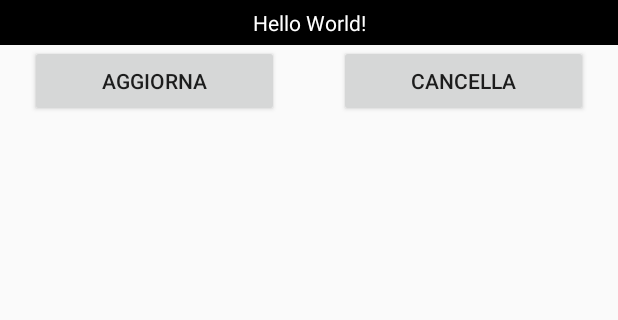
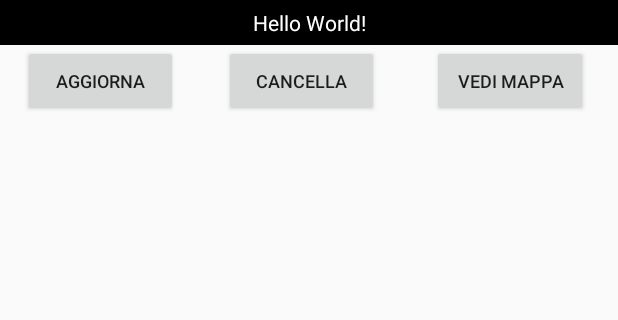
Before and after one commit to webdazer0/RanDom-MyGeoApp, an Android app: the screen it shows after launch (MainActivity), on a phone screen of 412 x 824 dp, the part 84-404 px from its top. Run offline under Robolectric (Android 15) with nearby library versions, the phone set to English and light mode, and no system bars.

```diff
--- a/app/build.gradle
+++ b/app/build.gradle
@@ -34,6 +34,7 @@ dependencies {
     implementation 'androidx.constraintlayout:constraintlayout:2.0.4'
 //    LA MIA PERSONALIZZAZIONE
     implementation 'com.google.android.gms:play-services-maps:17.0.0'
+    implementation 'androidx.legacy:legacy-support-v4:1.0.0'
     testImplementation 'junit:junit:4.+'
     androidTestImplementation 'com.android.support.test:runner:1.0.2'
     androidTestImplementation 'com.android.support.test.espresso:espresso-core:3.0.2'
--- a/app/src/main/java/com/miguel/app/mygeoapp/MainActivity.java
+++ b/app/src/main/java/com/miguel/app/mygeoapp/MainActivity.java
@@ -2,6 +2,7 @@ package com.miguel.app.mygeoapp;
 
 import android.Manifest;
 import android.content.Context;
+import android.content.Intent;
 import android.content.pm.PackageManager;
 import android.database.Cursor;
 import android.database.sqlite.SQLiteDatabase;
@@ -34,6 +35,7 @@ public class MainActivity extends AppCompatActivity {
 
     Button btnUpdate;
     Button btnDelete;
+    Button btnGoMap;
 
     @Override
     protected void onCreate(Bundle savedInstanceState) {
@@ -46,6 +48,7 @@ public class MainActivity extends AppCompatActivity {
 
         btnUpdate = findViewById(R.id.btnUpdate);
         btnDelete = findViewById(R.id.btnDelete);
+        btnGoMap = findViewById(R.id.btnGoMap);
 
         LocationManager locationManager = (LocationManager) getSystemService(Context.LOCATION_SERVICE);
         MyLocation myLocation = new MyLocation(this);
@@ -66,6 +69,7 @@ public class MainActivity extends AppCompatActivity {
 
         btnUpdate.setOnClickListener(btnUpdateEvent);
         btnDelete.setOnClickListener(btnDeleteEvent);
+        btnGoMap.setOnClickListener(btnGoMapEvent);
     }
 
     private View.OnClickListener btnUpdateEvent = v -> reloadData(); // Aggiorna i dati | Svuota la lista locale (addresses) | la ripopola
@@ -74,6 +78,10 @@ public class MainActivity extends AppCompatActivity {
         SQLiteDatabase db = dbHelper.getWritableDatabase(); // WRITE
         dbHelper.cleanDB(); // Cancella il database e lo ricrea ... da non fare...
         reloadData();
+    };
+
+    private View.OnClickListener btnGoMapEvent = v -> { // Cancella tutti i dati dal database
+        startActivity(new Intent(this, MapActivity.class));
     };
 
 
--- a/app/src/main/res/layout/activity_main.xml
+++ b/app/src/main/res/layout/activity_main.xml
@@ -27,8 +27,9 @@
             android:id="@+id/btnUpdate"
             android:layout_width="0dp"
             android:layout_height="wrap_content"
-            android:layout_weight="0.5"
-            android:layout_marginHorizontal="20dp"
+            android:layout_weight="0.3"
+            android:layout_marginHorizontal="15dp"
+            android:textSize="12sp"
             android:text="Aggiorna"
             />
 
@@ -36,9 +37,20 @@
             android:id="@+id/btnDelete"
             android:layout_width="0dp"
             android:layout_height="wrap_content"
-            android:layout_weight="0.5"
+            android:layout_weight="0.3"
+            android:textSize="12sp"
+            android:layout_marginHorizontal="15dp"
+            android:text="Cancella"
+            />
+
+        <Button
+            android:id="@+id/btnGoMap"
+            android:layout_width="0dp"
+            android:layout_height="wrap_content"
+            android:layout_weight="0.3"
+            android:textSize="12sp"
             android:layout_marginHorizontal="20dp"
-            android:text="Cancella"
+            android:text="Vedi Mappa"
             />
 
     </LinearLayout>
--- a/app/src/main/res/values/strings.xml
+++ b/app/src/main/res/values/strings.xml
@@ -1,3 +1,5 @@
 <resources>
     <string name="app_name">MyGeoApp</string>
+    <!-- TODO: Remove or change this placeholder text -->
+    <string name="hello_blank_fragment">Hello blank fragment</string>
 </resources>
```
Also changed, not shown: app/src/main/AndroidManifest.xml (+21 -0 lines), app/src/main/java/com/miguel/app/mygeoapp/MapActivity.java (added, +32 -0 lines), app/src/main/java/com/miguel/app/mygeoapp/MapFragment.java (added, +69 -0 lines), app/src/main/res/layout/activity_map.xml (added, +22 -0 lines), app/src/main/res/layout/custom_map.xml (added, +13 -0 lines), app/src/main/res/layout/fragment_map.xml (added, +14 -0 lines).
